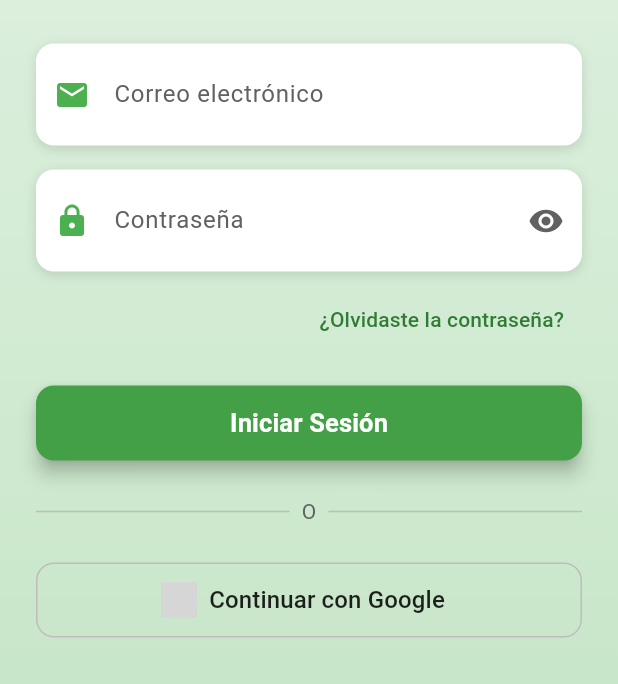
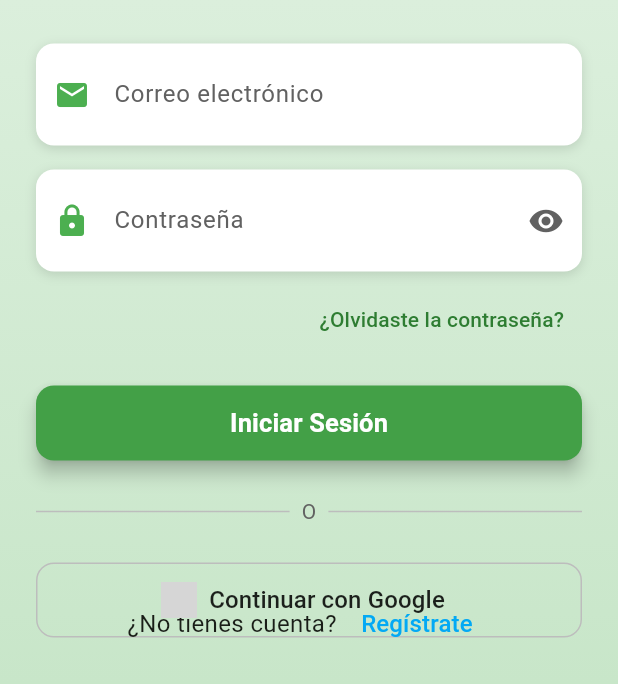
Before and after one commit to lcalorg3006/NutriFlow-apk, a Flutter app: the screen it shows after launch, on a phone screen of 412 x 824 dp, the part 552-1236 px from its top. Run offline on Flutter 3.47's test engine with Material 3 defaults, Android fonts, the phone set to English and light mode, and no system bars; our stand-ins replace google_fonts, google_sign_in; network calls fail; grey boxes are pictures that could not be loaded.

Commit message:
Botón de navegación a página de registro

```diff
--- a/lib/screens/login_page.dart
+++ b/lib/screens/login_page.dart
@@ -396,6 +396,41 @@ class _LoginPageState extends State<LoginPage> {
                   child: CircularProgressIndicator(color: Colors.white),
                 ),
               ),
+
+            // ---------------- BOTÓN NAVEGACIÓN REGISTRO----------------
+            Align(
+              alignment: Alignment.bottomCenter,
+              child: Padding(
+                padding: const EdgeInsets.only(bottom: 16.0),
+                child: Row(
+                  mainAxisAlignment: MainAxisAlignment.center,
+                  children: [
+                    const Text(
+                      '¿No tienes cuenta? ',
+                      style: TextStyle(fontSize: 16),
+                    ),
+                    TextButton(
+                      onPressed: () {
+                        // Navegar a tu pantalla de registro
+                        Navigator.push(
+                          context,
+                          MaterialPageRoute(
+                            builder: (context) => const NormalScreen(),
+                          ),
+                        );
+                      },
+                      child: const Text(
+                        'Regístrate',
+                        style: TextStyle(
+                          fontSize: 16,
+                          color: Colors.lightBlue
+                        ),
+                      ),
+                    ),
+                  ],
+                ),
+              ),
+            ),
           ],
         ),
       ),
```
